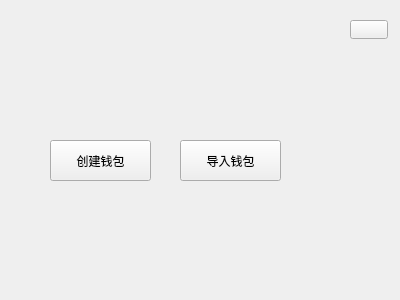
HcashOrg/hx-indicator, file neworimportwalletwidget.ui: the form before one commit.
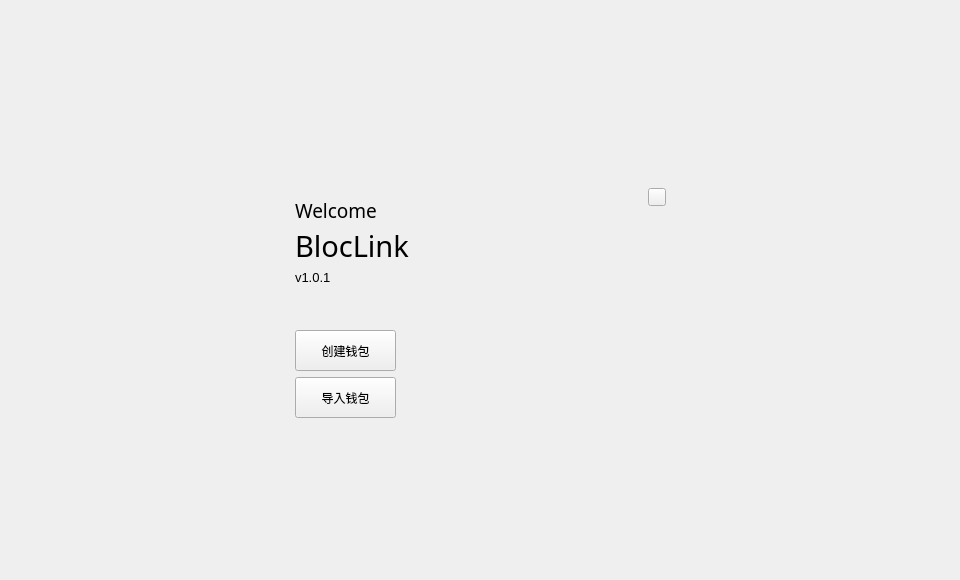
The form after the commit.

```diff
--- a/neworimportwalletwidget.ui
+++ b/neworimportwalletwidget.ui
@@ -6,8 +6,8 @@
    <rect>
     <x>0</x>
     <y>0</y>
-    <width>400</width>
-    <height>300</height>
+    <width>960</width>
+    <height>580</height>
    </rect>
   </property>
   <property name="windowTitle">
@@ -16,8 +16,8 @@
   <widget class="QPushButton" name="newWalletBtn">
    <property name="geometry">
     <rect>
-     <x>50</x>
-     <y>140</y>
+     <x>295</x>
+     <y>330</y>
      <width>101</width>
      <height>41</height>
     </rect>
@@ -29,8 +29,8 @@
   <widget class="QPushButton" name="importWalletBtn">
    <property name="geometry">
     <rect>
-     <x>180</x>
-     <y>140</y>
+     <x>295</x>
+     <y>377</y>
      <width>101</width>
      <height>41</height>
     </rect>
@@ -42,10 +42,10 @@
   <widget class="QToolButton" name="closeBtn">
    <property name="geometry">
     <rect>
-     <x>350</x>
-     <y>20</y>
-     <width>38</width>
-     <height>19</height>
+     <x>648</x>
+     <y>188</y>
+     <width>18</width>
+     <height>18</height>
     </rect>
    </property>
    <property name="text">
@@ -65,6 +65,63 @@
     <string/>
    </property>
   </widget>
+  <widget class="QLabel" name="label_wel">
+   <property name="geometry">
+    <rect>
+     <x>295</x>
+     <y>200</y>
+     <width>81</width>
+     <height>21</height>
+    </rect>
+   </property>
+   <property name="font">
+    <font>
+     <family>黑体</family>
+     <pointsize>14</pointsize>
+    </font>
+   </property>
+   <property name="text">
+    <string>Welcome,</string>
+   </property>
+  </widget>
+  <widget class="QLabel" name="label_version">
+   <property name="geometry">
+    <rect>
+     <x>295</x>
+     <y>269</y>
+     <width>61</width>
+     <height>16</height>
+    </rect>
+   </property>
+   <property name="font">
+    <font>
+     <family>Microsoft YaHei UI</family>
+     <pointsize>10</pointsize>
+    </font>
+   </property>
+   <property name="text">
+    <string>v1.0.1</string>
+   </property>
+  </widget>
+  <widget class="QLabel" name="label_bloc">
+   <property name="geometry">
+    <rect>
+     <x>295</x>
+     <y>230</y>
+     <width>141</width>
+     <height>31</height>
+    </rect>
+   </property>
+   <property name="font">
+    <font>
+     <family>黑体</family>
+     <pointsize>22</pointsize>
+    </font>
+   </property>
+   <property name="text">
+    <string>BlocLink</string>
+   </property>
+  </widget>
  </widget>
  <resources/>
  <connections/>
```
